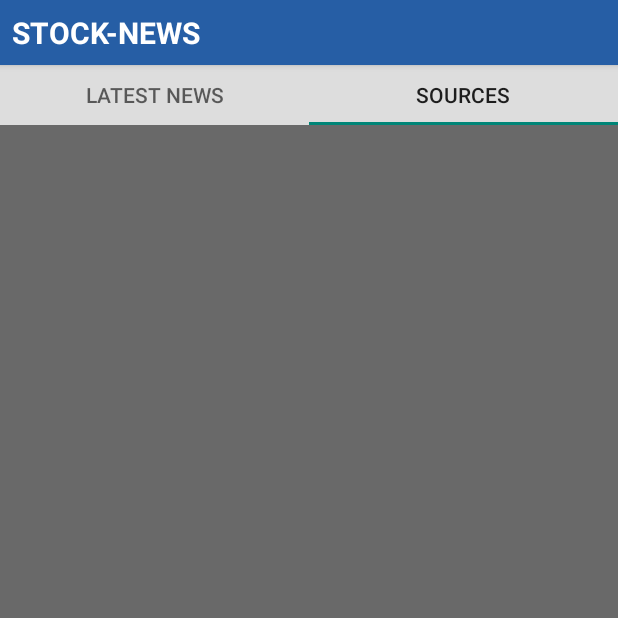
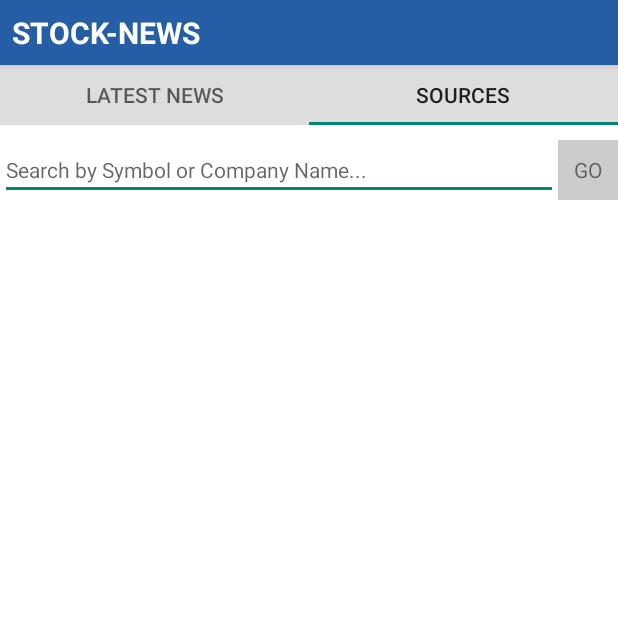
Before and after one commit to wkungvst/SN, an Android app: the screen it shows after launch (MainActivity), tab 2 chosen, on a phone screen of 412 x 824 dp, the top half of it. Run offline under Robolectric (Android 15) with nearby library versions, the phone set to English and light mode, and no system bars; libraries missing offline, so code that uses them is left out: rx.subjects, rx.subscriptions.

Commit message:
added autocomplete search, setup index fragment

```diff
--- a/StockNews/app/src/main/java/kung/stocknews/Views/IndexFragment.java
+++ b/StockNews/app/src/main/java/kung/stocknews/Views/IndexFragment.java
@@ -4,10 +4,19 @@ package kung.stocknews.Views;
 import android.os.Bundle;
 import android.support.annotation.Nullable;
 import android.support.v4.app.Fragment;
+import android.support.v7.widget.RecyclerView;
+import android.util.Log;
 import android.view.LayoutInflater;
 import android.view.View;
 import android.view.ViewGroup;
+import android.widget.ArrayAdapter;
+import android.widget.AutoCompleteTextView;
 
+import java.util.ArrayList;
+
+import kung.stocknews.Adapters.NewsAdapter;
+import kung.stocknews.Model.IndexCard;
+import kung.stocknews.Model.NewsCard;
 import kung.stocknews.R;
 
 /**
@@ -15,14 +24,35 @@ import kung.stocknews.R;
  */
 public class IndexFragment extends Fragment {
 
+    RecyclerView recyclerView;
+    NewsAdapter adapter;
+    ArrayList<IndexCard> indexCardList;
+    AutoCompleteTextView search;
+
     @Nullable
     @Override
     public View onCreateView(LayoutInflater inflater, ViewGroup container, Bundle savedInstanceState) {
-        return inflater.inflate(R.layout.fragment_index, container, false);
+        View v = inflater.inflate(R.layout.fragment_index, container, false);
+        search = (AutoCompleteTextView)v.findViewById(R.id.index_search);
+        setupSearch();
+        initialize();
+        return v;
     }
 
-    @Override
-    public void onCreate(Bundle savedInstanceState) {
-        super.onCreate(savedInstanceState);
+    private void initialize(){
+
+    }
+
+    private void setupSearch(){
+        if(search == null){
+            Log.e("@@@", " error: autocomplete search bar not initialized");
+            return;
+        }
+        search.setThreshold(1);
+        String[] stocks = getResources().getStringArray(R.array.stock_names);
+        ArrayAdapter<String> adapter = new ArrayAdapter<String>(
+                getActivity(),
+                android.R.layout.simple_dropdown_item_1line, stocks);
+        search.setAdapter(adapter);
     }
 }
--- a/StockNews/app/src/main/java/kung/stocknews/Views/NewsFragment.java
+++ b/StockNews/app/src/main/java/kung/stocknews/Views/NewsFragment.java
@@ -31,15 +31,13 @@ public class NewsFragment extends Fragment {
     public void onCreate(Bundle savedInstanceState) {
         super.onCreate(savedInstanceState);
         newsCardList = MockData.getNewsCards();
-        Log.d("@#$)&@$", "num cards: " + newsCardList.size());
     }
 
     @Nullable
     @Override
     public View onCreateView(LayoutInflater inflater, ViewGroup container, Bundle savedInstanceState) {
-        Log.d("$@)*($", " create news");
         View view = inflater.inflate(R.layout.fragment_news, container, false);
-        recyclerView = (RecyclerView)view.findViewById(R.id.recycler);
+        recyclerView = (RecyclerView)view.findViewById(R.id.news_recycler);
         adapter = new NewsAdapter(newsCardList);
         recyclerView.setHasFixedSize(true);
         recyclerView.setAdapter(adapter);
--- a/StockNews/app/src/main/res/layout/fragment_index.xml
+++ b/StockNews/app/src/main/res/layout/fragment_index.xml
@@ -2,6 +2,33 @@
 <RelativeLayout xmlns:android="http://schemas.android.com/apk/res/android"
     android:orientation="vertical" android:layout_width="match_parent"
     android:layout_height="match_parent"
-    android:background="#696969">
+    android:background="#ffffff">
+
+
+    <AutoCompleteTextView
+        android:id="@+id/index_search"
+        android:layout_marginTop="10dp"
+        android:layout_width="match_parent"
+        android:layout_height="40dp"
+        android:textSize="14sp"
+        android:layout_toLeftOf="@+id/search_go"
+        android:hint="Search by Symbol or Company Name..."/>
+
+    <TextView
+        android:id="@+id/search_go"
+        android:layout_width="40dp"
+        android:layout_height="40dp"
+        android:layout_marginTop="10dp"
+        android:padding="5dp"
+        android:gravity="center"
+        android:background="#cccccc"
+        android:layout_alignParentRight="true"
+        android:text="GO"/>
+
+    <android.support.v7.widget.RecyclerView
+        android:id="@+id/index_recycler"
+        android:layout_below="@+id/index_search"
+        android:layout_width="match_parent"
+        android:layout_height="match_parent" />
 
 </RelativeLayout>
--- a/StockNews/app/src/main/res/layout/fragment_news.xml
+++ b/StockNews/app/src/main/res/layout/fragment_news.xml
@@ -5,7 +5,7 @@
     android:background="#ffffff">
 
     <android.support.v7.widget.RecyclerView
-        android:id="@+id/recycler"
+        android:id="@+id/news_recycler"
         android:layout_width="match_parent"
         android:layout_height="match_parent" />
 
--- /dev/null
+++ b/StockNews/app/src/main/res/values/arrays.xml
@@ -0,0 +1,10 @@
+<?xml version="1.0" encoding="utf-8"?>
+
+<resources>
+    <string-array name="stock_names">
+        <item>Apple</item>
+        <item>Amazon</item>
+        <item>Ace Hardware</item>
+        <item>AMEX</item>
+    </string-array>
+</resources>
```
